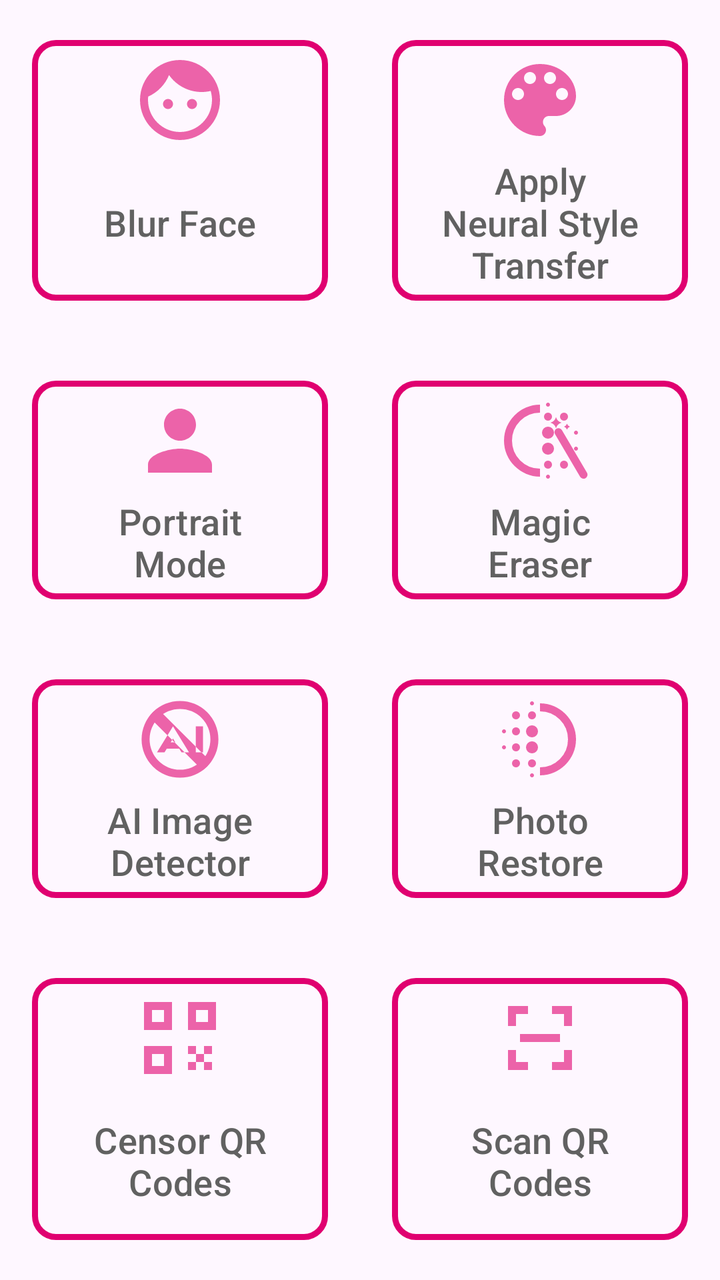
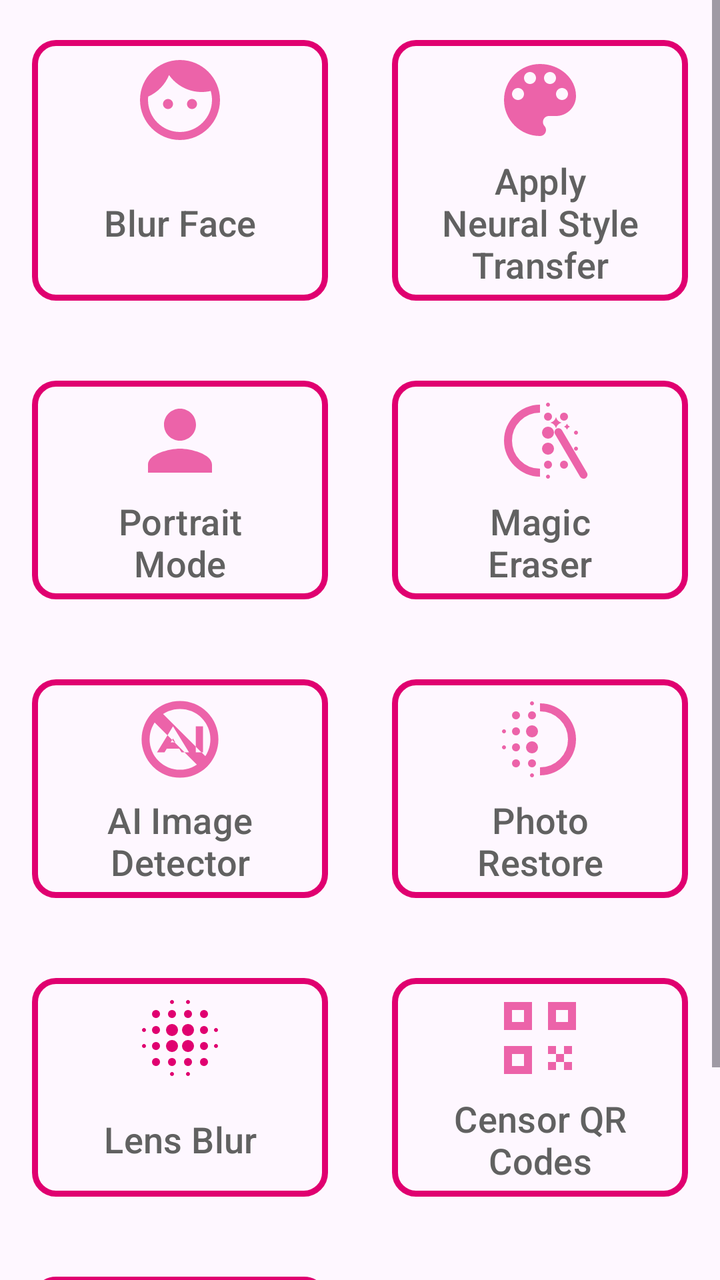

Screens rendered from an Android XML layout before and after an edit, with the pre-edit source and the edit as a unified diff.
<!-- AndroidManifest.xml: application theme Theme.Asnapblur -->
<!-- res/layout/page_home.xml -->
<?xml version="1.0" encoding="utf-8"?>
<androidx.drawerlayout.widget.DrawerLayout xmlns:android="http://schemas.android.com/apk/res/android"
    xmlns:app="http://schemas.android.com/apk/res-auto"
    android:id="@+id/drawer"
    android:layout_width="match_parent"
    android:layout_height="match_parent">

    <LinearLayout
        android:layout_width="match_parent"
        android:layout_height="match_parent"
        android:orientation="vertical">

        <FrameLayout
            android:id="@+id/container_app_bar"
            android:layout_width="match_parent"
            android:layout_height="wrap_content" />

        
        <ScrollView
            android:layout_width="match_parent"
            android:layout_height="0dp"
            android:layout_weight="1"
            android:fillViewport="true">

            <GridLayout
                android:layout_width="match_parent"
                android:layout_height="wrap_content"
                android:columnCount="@integer/grid_column_count">

                <com.google.android.material.button.MaterialButton
                    android:id="@+id/button_blur_face"
                    style="@style/Theme.Asnapblur.HomeMenuButton"
                    android:layout_width="0dp"
                    android:layout_height="wrap_content"
                    android:layout_columnWeight="1"
                    android:layout_gravity="fill"
                    android:gravity="center"
                    android:text="@string/title_blur_face"
                    app:icon="@drawable/ic_face_black" />

                <com.google.android.material.button.MaterialButton
                    android:id="@+id/button_nst_apply_picture"
                    style="@style/Theme.Asnapblur.HomeMenuButton"
                    android:layout_width="0dp"
                    android:layout_height="wrap_content"
                    android:layout_columnWeight="1"
                    android:layout_gravity="fill"
                    android:gravity="center"
                    android:text="@string/title_nst_apply_image"
                    app:icon="@drawable/ic_palette_black" />

                <com.google.android.material.button.MaterialButton
                    android:id="@+id/button_portrait_mode"
                    style="@style/Theme.Asnapblur.HomeMenuButton"
                    android:layout_width="0dp"
                    android:layout_height="wrap_content"
                    android:layout_columnWeight="1"
                    android:layout_gravity="fill"
                    android:gravity="center"
                    android:text="@string/title_portrait_mode"
                    app:icon="@drawable/ic_portrait_black" />

                <com.google.android.material.button.MaterialButton
                    android:id="@+id/button_magic_eraser"
                    style="@style/Theme.Asnapblur.HomeMenuButton"
                    android:layout_width="0dp"
                    android:layout_height="wrap_content"
                    android:layout_columnWeight="1"
                    android:layout_gravity="fill"
                    android:gravity="center"
                    android:text="@string/title_magic_eraser"
                    app:icon="@drawable/ic_magic_eraser_black" />

                <com.google.android.material.button.MaterialButton
                    android:id="@+id/button_ai_detect"
                    style="@style/Theme.Asnapblur.HomeMenuButton"
                    android:layout_width="0dp"
                    android:layout_height="wrap_content"
                    android:layout_columnWeight="1"
                    android:layout_gravity="fill"
                    android:gravity="center"
                    android:text="@string/title_ai_detect"
                    app:icon="@drawable/ic_ai_detect_black" />

                <com.google.android.material.button.MaterialButton
                    android:id="@+id/button_photo_restore"
                    style="@style/Theme.Asnapblur.HomeMenuButton"
                    android:layout_width="0dp"
                    android:layout_height="wrap_content"
                    android:layout_columnWeight="1"
                    android:layout_gravity="fill"
                    android:gravity="center"
                    android:text="@string/photo_restore_title"
                    app:icon="@drawable/ic_photo_restore_black" />

                <com.google.android.material.button.MaterialButton
                    android:id="@+id/button_qr_censor"
                    style="@style/Theme.Asnapblur.HomeMenuButton"
                    android:layout_width="0dp"
                    android:layout_height="wrap_content"
                    android:layout_columnWeight="1"
                    android:layout_gravity="fill"
                    android:gravity="center"
                    android:text="@string/title_qr_censor"
                    app:icon="@drawable/ic_qr_code_black" />

                <com.google.android.material.button.MaterialButton
                    android:id="@+id/button_qr_scan"
                    style="@style/Theme.Asnapblur.HomeMenuButton"
                    android:layout_width="0dp"
                    android:layout_height="wrap_content"
                    android:layout_columnWeight="1"
                    android:layout_gravity="fill"
                    android:gravity="center"
                    android:text="@string/title_qr_scan"
                    app:icon="@drawable/ic_qr_code_scanner_black" />
            </GridLayout>
        </ScrollView>
    </LinearLayout>
</androidx.drawerlayout.widget.DrawerLayout>
<!-- resources referenced by this layout -->
<resources>
  <!-- drawable ic_portrait_black (drawable-anydpi) -->
  <vector xmlns:android="http://schemas.android.com/apk/res/android"
      android:width="24dp"
      android:height="24dp"
      android:viewportWidth="24"
      android:viewportHeight="24"
      android:tint="#333333"
      android:alpha="0.6">
    <path
        android:fillColor="@android:color/white"
        android:pathData="M12,12c2.21,0 4,-1.79 4,-4s-1.79,-4 -4,-4 -4,1.79 -4,4 1.79,4 4,4zM12,14c-2.67,0 -8,1.34 -8,4v2h16v-2c0,-2.66 -5.33,-4 -8,-4z"/>
  </vector>
  <!-- drawable ic_qr_code_black (drawable-anydpi) -->
  <vector xmlns:android="http://schemas.android.com/apk/res/android"
      android:width="24dp"
      android:height="24dp"
      android:viewportWidth="24"
      android:viewportHeight="24"
      android:tint="#333333"
      android:alpha="0.6">
    <path
        android:fillColor="@android:color/white"
        android:pathData="M3,3h7v7H3V3z M5,5v3h3V5H5z M14,3h7v7h-7V3z M16,5v3h3V5h-3z M3,14h7v7H3V14z M5,16v3h3v-3H5z M14,14h2v2h-2V14z M18,14h2v2h-2V14z M16,16h2v2h-2V16z M14,18h2v2h-2V18z M18,18h2v2h-2V18z"/>
  </vector>
  <!-- drawable ic_qr_code_scanner_black (drawable-anydpi) -->
  <vector xmlns:android="http://schemas.android.com/apk/res/android"
      android:width="24dp"
      android:height="24dp"
      android:viewportWidth="24"
      android:viewportHeight="24"
      android:tint="#333333"
      android:alpha="0.6">
    <path
        android:fillColor="@android:color/white"
        android:pathData="M4,4h5v2H6v3H4V4z M15,4h5v5h-2V6h-3V4z M4,15h2v3h3v2H4V15z M18,15h2v5h-5v-2h3V15z M7,11h10v2H7V11z"/>
  </vector>
  <integer name="grid_column_count">2</integer>
  <string name="photo_restore_title">Photo Restore</string>
  <string name="title_ai_detect">AI Image Detector</string>
  <string name="title_blur_face">Blur Face</string>
  <string name="title_magic_eraser">Magic Eraser</string>
  <string name="title_nst_apply_image">Apply Neural Style Transfer</string>
  <string name="title_portrait_mode">Portrait Mode</string>
  <string name="title_qr_censor">Censor QR Codes</string>
  <string name="title_qr_scan">Scan QR Codes</string>
  <style name="Theme.Asnapblur.HomeMenuButton" parent="Widget.Material3.Button.OutlinedButton">
          <item name="android:gravity">center</item>
          <item name="android:textAllCaps">false</item>
          <item name="android:textColor">@color/daynight_gray_700_white</item>
          <item name="android:textSize">@dimen/text_nav_menu</item>
          <item name="android:textStyle">normal</item>
          <item name="android:layout_margin">16dp</item>
          <item name="strokeWidth">3dp</item>
          <item name="strokeColor">?attr/colorSecondary</item>
          <item name="cornerRadius">12dp</item>
          <item name="iconSize">48dp</item>
          <item name="iconTint">?attr/colorSecondary</item>
          <item name="iconGravity">top</item>
      </style>
  <style name="Theme.Asnapblur" parent="Theme.Material3.DayNight">
          
          <item name="colorPrimary">@color/red_800</item>
          <item name="colorPrimaryVariant">@color/light_blue_300</item>
          <item name="colorOnPrimary">@color/white</item>
          
          <item name="colorSecondary">@color/magenta_600</item>
          <item name="colorSecondaryVariant">@color/orange_800</item>
          <item name="colorOnSecondary">@color/black</item>
          
          <item name="android:textColor">@color/gray_700</item>
      </style>
  <color name="daynight_gray_700_white">@color/gray_700</color>
  <dimen name="text_nav_menu">18sp</dimen>
  <color name="red_800">#E00000</color>
  <color name="light_blue_300">#00E0E0</color>
  <color name="white">#FFFFFFFF</color>
  <color name="magenta_600">#E00070</color>
  <color name="orange_800">#E07000</color>
  <color name="black">#FF000000</color>
  <color name="gray_700">#616161</color>
  <!-- unchanged entries left out for length: 5 -->
</resources>

<!-- the commit's change to res/layout/page_home.xml (unified diff, before → after) -->
@@ -94,6 +94,17 @@
                     app:icon="@drawable/ic_photo_restore_black" />
 
                 <com.google.android.material.button.MaterialButton
+                    android:id="@+id/button_lens_blur"
+                    style="@style/Theme.Asnapblur.HomeMenuButton"
+                    android:layout_width="0dp"
+                    android:layout_height="wrap_content"
+                    android:layout_columnWeight="1"
+                    android:layout_gravity="fill"
+                    android:gravity="center"
+                    android:text="@string/title_lens_blur"
+                    app:icon="@drawable/ic_lens_blur" />
+
+                <com.google.android.material.button.MaterialButton
                     android:id="@+id/button_qr_censor"
                     style="@style/Theme.Asnapblur.HomeMenuButton"
                     android:layout_width="0dp"
<!-- resource entries referenced after the edit -->
@@ -1,5 +1,6 @@
 <!-- resources referenced by this layout -->
 <resources>
+  <!-- drawable ic_lens_blur: vector/xml drawable (drawable, 2417 chars, omitted) -->
   <!-- drawable ic_portrait_black (drawable-anydpi) -->
   <vector xmlns:android="http://schemas.android.com/apk/res/android"
       android:width="24dp"
@@ -40,6 +41,7 @@
   <string name="photo_restore_title">Photo Restore</string>
   <string name="title_ai_detect">AI Image Detector</string>
   <string name="title_blur_face">Blur Face</string>
+  <string name="title_lens_blur">Lens Blur</string>
   <string name="title_magic_eraser">Magic Eraser</string>
   <string name="title_nst_apply_image">Apply Neural Style Transfer</string>
   <string name="title_portrait_mode">Portrait Mode</string>
